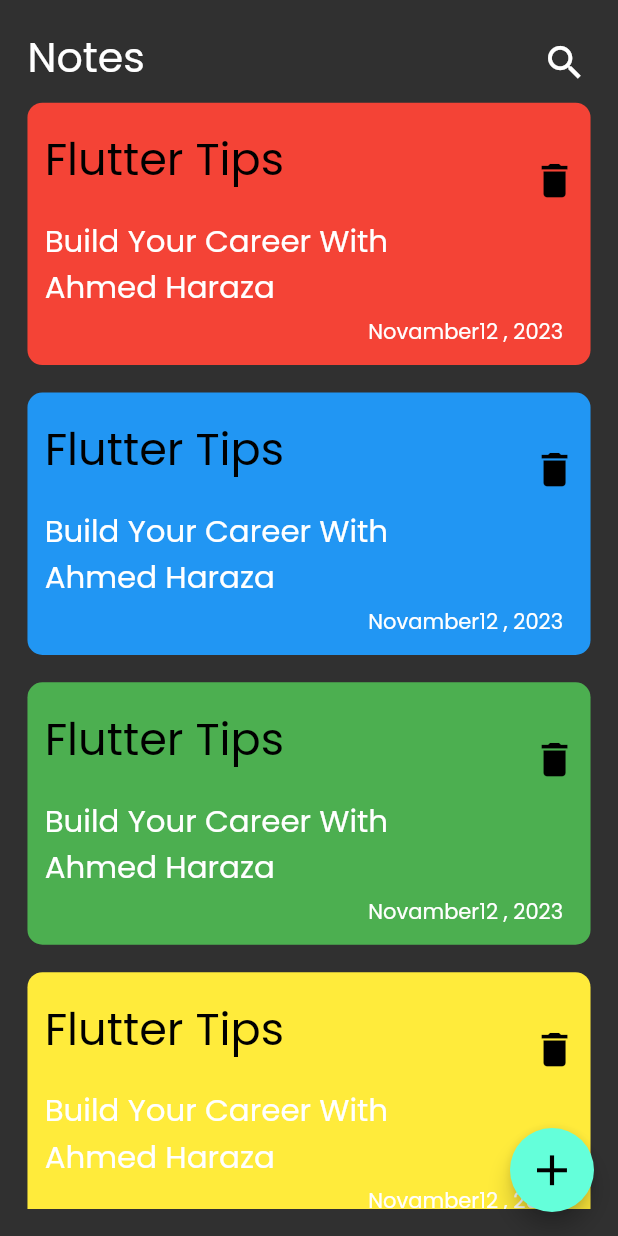
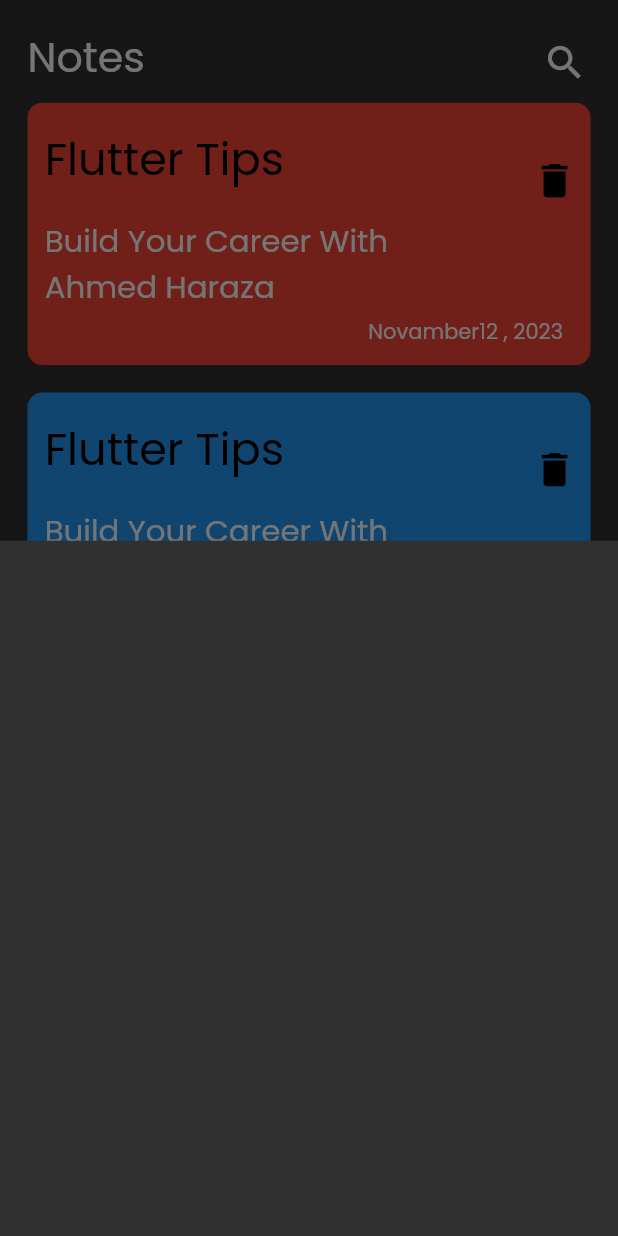
Before and after one commit to AhmedHaraza/notesapp, a Flutter app: the screen it shows after launch, after a tap on the "add" icon, on a phone screen of 412 x 824 dp. Run offline on Flutter 3.47's test engine with Material 2 defaults, Android fonts, the phone set to English and light mode, and no system bars; our stand-ins replace flutter_screenutil.

Commit message:
AddBouttomSheet

```diff
--- a/lib/views/notes_view_body.dart
+++ b/lib/views/notes_view_body.dart
@@ -2,6 +2,7 @@ import 'package:flutter/material.dart';
 import 'package:flutter_screenutil/flutter_screenutil.dart';
 import 'package:notesapp/widget/customAppBar.dart';
 import 'package:notesapp/widget/note_list_view_builder.dart';
+import 'package:notesapp/widget/showBouttomSheet.dart';
 
 class NotesView extends StatelessWidget {
   const NotesView({Key? key}) : super(key: key);
@@ -20,7 +21,14 @@ class NotesView extends StatelessWidget {
         ),
       ),
       floatingActionButton: FloatingActionButton(
-          onPressed: () {},
+          onPressed: () {
+            showModalBottomSheet(
+              context: context,
+              builder: (context) {
+                return const AddNoteBouttomSheet();
+              },
+            );
+          },
           child: Icon(
             Icons.add,
             size: 30.sp,
--- a/lib/widget/note_list_view_builder.dart
+++ b/lib/widget/note_list_view_builder.dart
@@ -21,7 +21,8 @@ class NoteListViewBuilder extends StatelessWidget {
   @override
   Widget build(BuildContext context) {
     return ListView.builder(
-      itemCount: 5,
+      padding: EdgeInsets.zero,
+      itemCount: 6,
       itemBuilder: (context, index) {
         return Padding(
           padding: REdgeInsets.symmetric(vertical: 8.0),
--- /dev/null
+++ b/lib/widget/showBouttomSheet.dart
@@ -0,0 +1,10 @@
+import 'package:flutter/material.dart';
+
+class AddNoteBouttomSheet extends StatelessWidget {
+  const AddNoteBouttomSheet({Key? key}) : super(key: key);
+
+  @override
+  Widget build(BuildContext context) {
+    return Container();
+  }
+}
```
